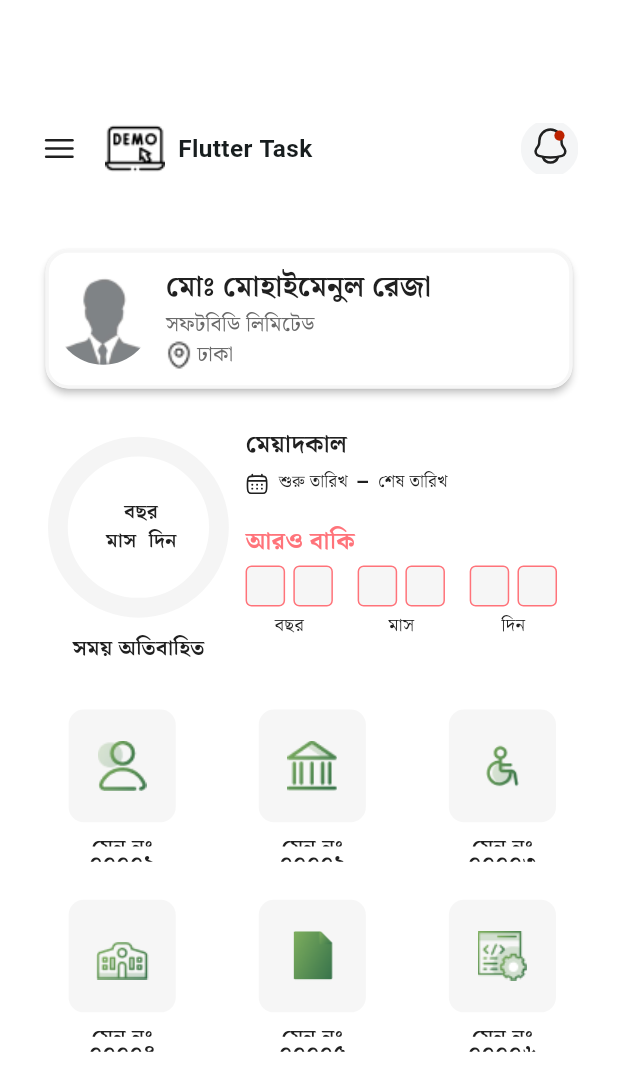
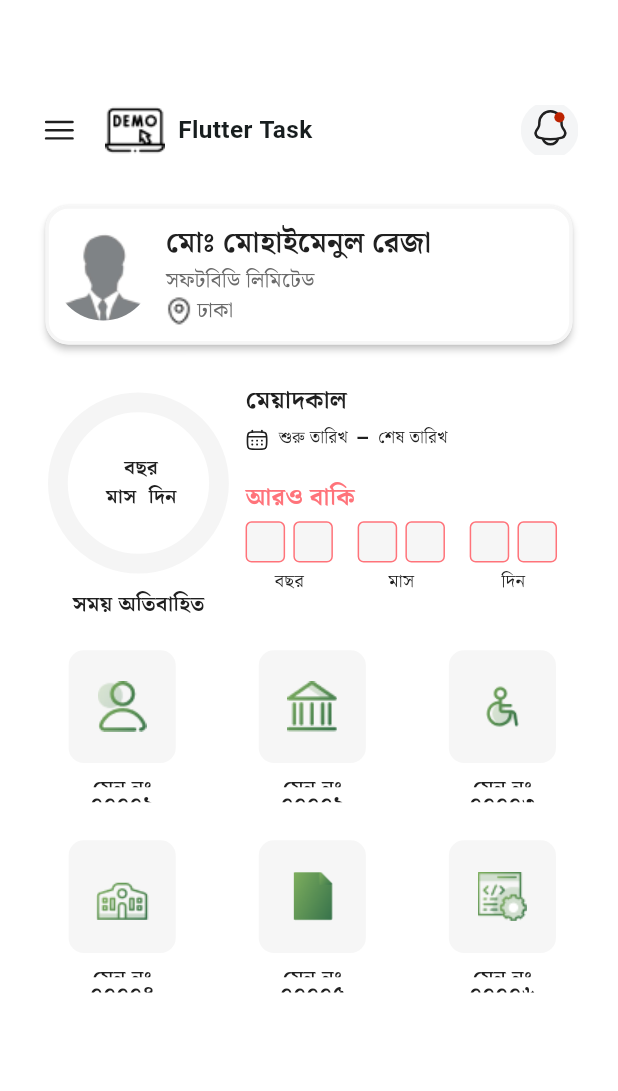
Before and after one commit to hossain-eee/Assginment-Project, a Flutter app: the HomeScreen screen opened directly, on a phone screen of 412 x 824 dp. Shown: the top 1091 px of the screen. Run offline on Flutter 3.47's test engine with Material 3 defaults, Android fonts, the phone set to English and light mode, and no system bars; our stand-ins replace flutter_screenutil, flutter_svg, get, google_fonts.

Commit message:
#1 adjust height, padding and font size to show all content without scroll behavior

```diff
--- a/lib/presentation/ui/screens/home_screen.dart
+++ b/lib/presentation/ui/screens/home_screen.dart
@@ -36,13 +36,13 @@ class HomeScreen extends StatelessWidget {
               padding: EdgeInsets.only(
                 left: 24.w,
                 right: 24.w,
-                top: 22.h,
+                top: 5.h,
               ),
               child: Container(
                 width: 327.w,
-                height: 552.h,
-                // decoration:
-                //     BoxDecoration(border: Border.all(color: Colors.red)),
+                height: 580.h,
+                /*   decoration:
+                    BoxDecoration(border: Border.all(color: Colors.red)), */
                 child: Column(
                   children: [
                     UserInfo(),
@@ -63,7 +63,7 @@ class HomeScreen extends StatelessWidget {
                       ),
                     ),
                     SizedBox(
-                      height: 25.h,
+                      height: 15.h,
                     ),
                     Expanded(
                       child: GridView.builder(
@@ -79,7 +79,7 @@ class HomeScreen extends StatelessWidget {
                             return InkWell(
                               splashColor: AppColor.contentBackground,
                               onTap: () {
-                                print('Clicked on Menu No :${index+1}');
+                                print('Clicked on Menu No :${index + 1}');
                               },
                               child: HomeCategory(
                                 index: dateController
--- a/lib/presentation/ui/widgets/home/home_appbar.dart
+++ b/lib/presentation/ui/widgets/home/home_appbar.dart
@@ -10,7 +10,7 @@ class HomeAppbar extends StatelessWidget {
   @override
   Widget build(BuildContext context) {
     return Padding(
-      padding: EdgeInsets.only(top: 57.h),
+      padding: EdgeInsets.only(top: 45.h),
       child: Container(
         width: 375.w,
         height: 81.h,
--- a/lib/presentation/ui/widgets/home/home_category.dart
+++ b/lib/presentation/ui/widgets/home/home_category.dart
@@ -37,7 +37,7 @@ class HomeCategory extends StatelessWidget {
                 child: Text(
                   'মেনু নং',
                   style: GoogleFonts.notoSerifBengali(
-                    fontSize: 14.sp,
+                    fontSize: 13.5.sp,
                     fontWeight: FontWeight.w600,
                     color: AppColor.boldFont,
                   ),
@@ -50,13 +50,12 @@ class HomeCategory extends StatelessWidget {
                 child: Text(
                   '০০০০$index',
                   style: GoogleFonts.notoSerifBengali(
-                    fontSize: 14.sp,
+                    fontSize: 13.5.sp,
                     fontWeight: FontWeight.w600,
                     color: AppColor.boldFont,
                   ),
                 ),
               ),
-
             ],
           )),
     );
```
